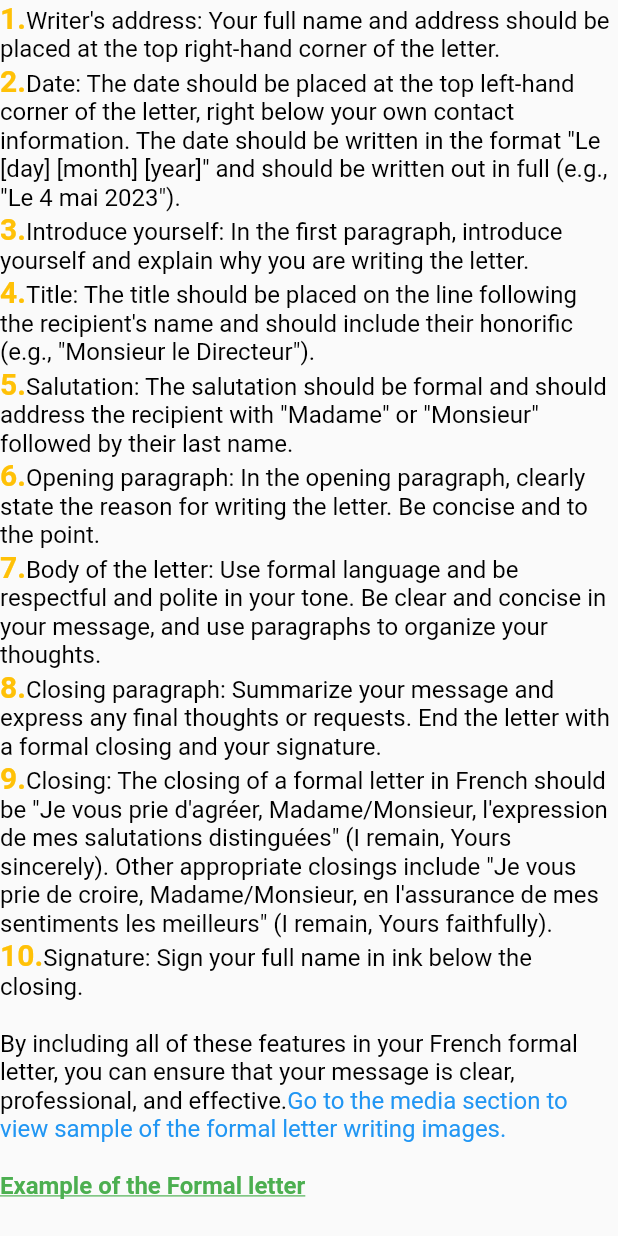
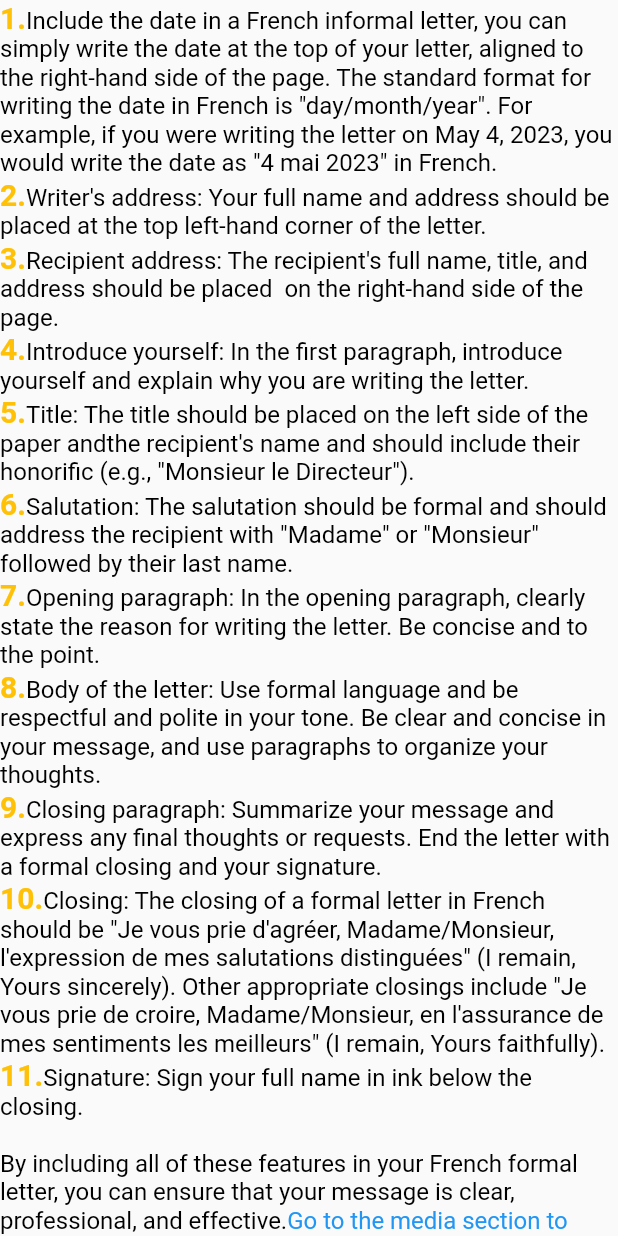
Before and after one commit to Bonnahjohn/french, a Flutter app: the Paras widget shown alone on an empty page, opened directly, on a phone screen of 412 x 824 dp. Run offline on Flutter 3.47's test engine with Material 2 defaults, Android fonts, the phone set to English and light mode, and no system bars; missing offline and left inert: translator, zoom_widget.

Commit message:
formal letter content errors fix

```diff
--- a/lib/screens/config.dart
+++ b/lib/screens/config.dart
@@ -41,15 +41,15 @@ String FormalIntro =
     "Writing a formal letter in French can be a daunting task, but it is an important skill to have in both personal and professional settings. Formal letters are used to communicate with people you may not know well, such as employers, government officials, or business partners. They require a specific structure and language to convey respect and professionalism.\n\nIn this lesson, we will cover the essential features of a French formal letter, including the salutation, opening paragraph, body of the letter, closing paragraph, and closing. We will also discuss how to format and organize your letter for maximum clarity and effectiveness.\n\nBy the end of this lesson, you will be able to write a clear, concise, and professional formal letter in French, using appropriate language and conventions. Let's get started!\n\n When writing a formal letter in French, it is important to follow certain conventions to ensure that your message is clear and professional. Here are some vital information and tricks to keep in mind when writing a French formal letter:";
 
 String Tip1 =
-    "Writer's address: Your full name and address should be placed at the top right-hand corner of the letter.";
+    "Writer's address: Your full name and address should be placed at the top left-hand corner of the letter.";
 
 String Tip2 =
-    "Date: The date should be placed at the top left-hand corner of the letter, right below your own contact information. The date should be written in the format \"Le [day] [month] [year]\" and should be written out in full (e.g., \"Le 4 mai 2023\").";
+    "Include the date in a French informal letter, you can simply write the date at the top of your letter, aligned to the right-hand side of the page. The standard format for writing the date in French is \"day/month/year\". For example, if you were writing the letter on May 4, 2023, you would write the date as \"4 mai 2023\" in French.";
 String Tip3 =
     "Recipient address: The recipient's full name, title, and address should be placed below your own address, on the left-hand side of the page.";
 
 String Tip4 =
-    "Title: The title should be placed on the line following the recipient's name and should include their honorific (e.g., \"Monsieur le Directeur\").";
+    "Title: The title should be placed on the left side of the paper andthe recipient's name and should include their honorific (e.g., \"Monsieur le Directeur\").";
 
 String Tip5 =
     "Salutation: The salutation should be formal and should address the recipient with \"Madame\" or \"Monsieur\" followed by their last name.";
@@ -72,3 +72,6 @@ String Tip10 =
 /// about usmmmmmmmmmmmmmmmmmmmm
 String myNote =
     "Dear Users,\n \n We are delighted to present to you French letter writing, a revolutionary French learning app that is here to make learning French easier and more fun than ever before! Our team of experienced educators and developers has worked tirelessly to create an app that is tailored to your needs and preferences.\n \n At French letter writing, we believe that learning a language should be a joyful experience, and that is why our app is designed to be intuitive, interactive, and engaging. With French letter writing, you will learn French at your own pace, in your own time, and in a way that suits your learning style. Whether you are a complete beginner or an advanced learner, we have something for everyone.\nAt French letter writing, we are committed to helping you achieve your language learning goals, and we will be with you every step of the way. Our team of experts is always available to answer your questions and provide you with personalized support to ensure that you get the most out of our app.So, whether you are looking to learn French for work, travel, or just for fun, French letter writing is the perfect app for you.";
+
+String Tip11 =
+    "Recipient address: The recipient's full name, title, and address should be placed  on the right-hand side of the page.";
--- a/lib/screens/formal.dart
+++ b/lib/screens/formal.dart
@@ -69,7 +69,7 @@ class _ParasState extends State<Paras> {
                 color: Colors.amber),
           ),
           TextSpan(
-            text: Tip1,
+            text: Tip2,
           ),
           //mmmmmmmmmmmmmmmmmmmmmmmmmmmmmm mmm
           //Guide 2
@@ -82,9 +82,8 @@ class _ParasState extends State<Paras> {
                 color: Colors.amber),
           ),
           TextSpan(
-            text: Tip2,
+            text: Tip1,
           ),
-
           //mmmmmmmmmmmmmmmmmmmmmmmmmmmmmm mmm
           //Guide 3
           //mmmmmmmmmmmmmmmmmmmmmmmmmmmmmmmmmmmmmm
@@ -96,14 +95,28 @@ class _ParasState extends State<Paras> {
                 color: Colors.amber),
           ),
           TextSpan(
+            text: Tip11,
+          ),
+
+          //mmmmmmmmmmmmmmmmmmmmmmmmmmmmmm mmm
+          //Guide 4
+          //mmmmmmmmmmmmmmmmmmmmmmmmmmmmmmmmmmmmmm
+          TextSpan(
+            text: '\n4.',
+            style: TextStyle(
+                fontWeight: FontWeight.bold,
+                fontSize: 20.0,
+                color: Colors.amber),
+          ),
+          TextSpan(
             text: Guide3,
           ),
           //mmmmmmmmmmmmmmmmmmmmmmmmmmmmmm mmm
-          //Guide 4
+          //Guide 5
           //mmmmmmmmmmmmmmmmmmmmmmmmmmmmmmmmmmmmmm
 
           TextSpan(
-            text: '\n4.',
+            text: '\n5.',
             style: TextStyle(
                 fontWeight: FontWeight.bold,
                 fontSize: 20.0,
@@ -113,9 +126,9 @@ class _ParasState extends State<Paras> {
             text: Tip4,
           ),
           //mmmmmmmmmmmmmmmmmmmmmmmmmmmmmm mmm
-          //Guide 5
+          //Guide 6
           TextSpan(
-            text: '\n5.',
+            text: '\n6.',
             style: TextStyle(
                 fontWeight: FontWeight.bold,
                 fontSize: 20.0,
@@ -126,11 +139,11 @@ class _ParasState extends State<Paras> {
           ),
 
           //mmmmmmmmmmmmmmmmmmmmmmmmmmmmmm mmm
-          //Guide 6
+          //Guide 7
           //mmmmmmmmmmmmmmmmmmmmmmmmmmmmmmmmmmmmmm
 
           TextSpan(
-            text: '\n6.',
+            text: '\n7.',
             style: TextStyle(
                 fontWeight: FontWeight.bold,
                 fontSize: 20.0,
@@ -140,10 +153,10 @@ class _ParasState extends State<Paras> {
             text: Tip6,
           ),
           //mmmmmmmmmmmmmmmmmmmmmmmmmmmmmm mmm
-          //Guide 7
+          //Guide 8
           //mmmmmmmmmmmmmmmmmmmmmmmmmmmmmmmmmmmmmm
           TextSpan(
-            text: '\n7.',
+            text: '\n8.',
             style: TextStyle(
                 fontWeight: FontWeight.bold,
                 fontSize: 20.0,
@@ -155,7 +168,7 @@ class _ParasState extends State<Paras> {
           //Guide 8
           //mmmmmmmmmmmmmmmmmmmmmmmmmmmmmmmmmmmmmm
           TextSpan(
-            text: '\n8.',
+            text: '\n9.',
             style: TextStyle(
                 fontWeight: FontWeight.bold,
                 fontSize: 20.0,
@@ -165,10 +178,10 @@ class _ParasState extends State<Paras> {
             text: Tip8,
           ),
           //mmmmmmmmmmmmmmmmmmmmmmmmmmmmmm mmm
-          //Guide 9
+          //Guide 10
           //mmmmmmmmmmmmmmmmmmmmmmmmmmmmmmmmmmmmmm
           TextSpan(
-            text: '\n9.',
+            text: '\n10.',
             style: TextStyle(
                 fontWeight: FontWeight.bold,
                 fontSize: 20.0,
@@ -178,10 +191,10 @@ class _ParasState extends State<Paras> {
             text: Tip9,
           ),
           //mmmmmmmmmmmmmmmmmmmmmmmmmmmmmm mmm
-          //Guide 10
+          //Guide 11
           //mmmmmmmmmmmmmmmmmmmmmmmmmmmmmmmmmmmmmm
           TextSpan(
-            text: '\n10.',
+            text: '\n11.',
             style: TextStyle(
                 fontWeight: FontWeight.bold,
                 fontSize: 20.0,
```
Also changed, not shown: 1 other file.
